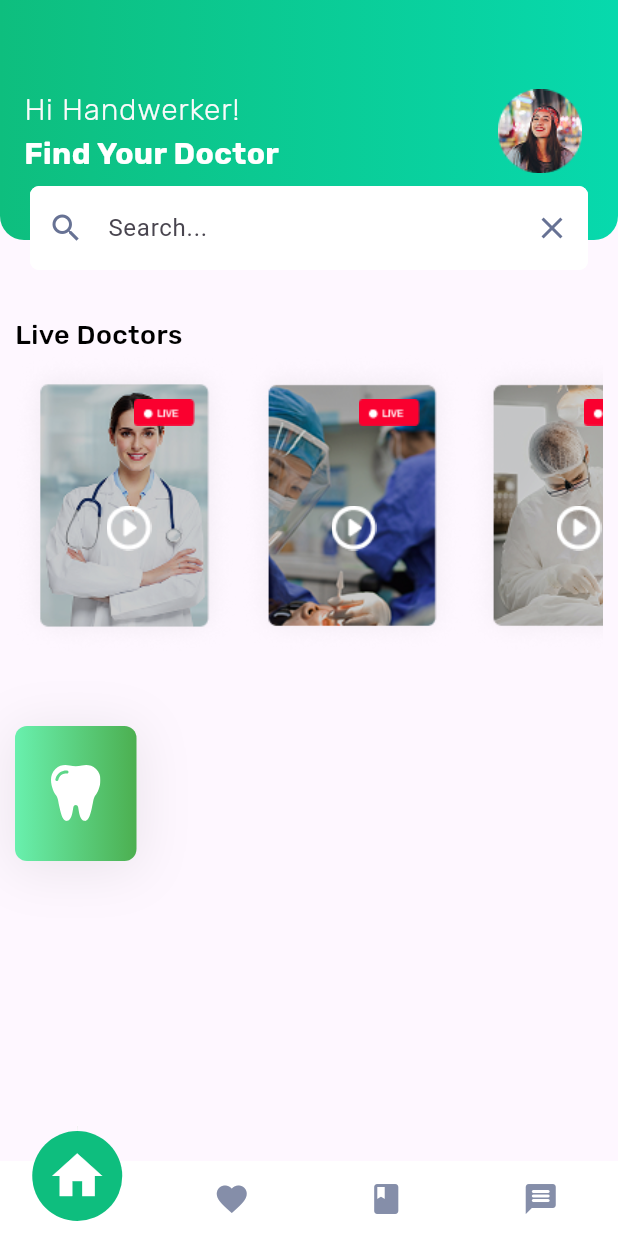
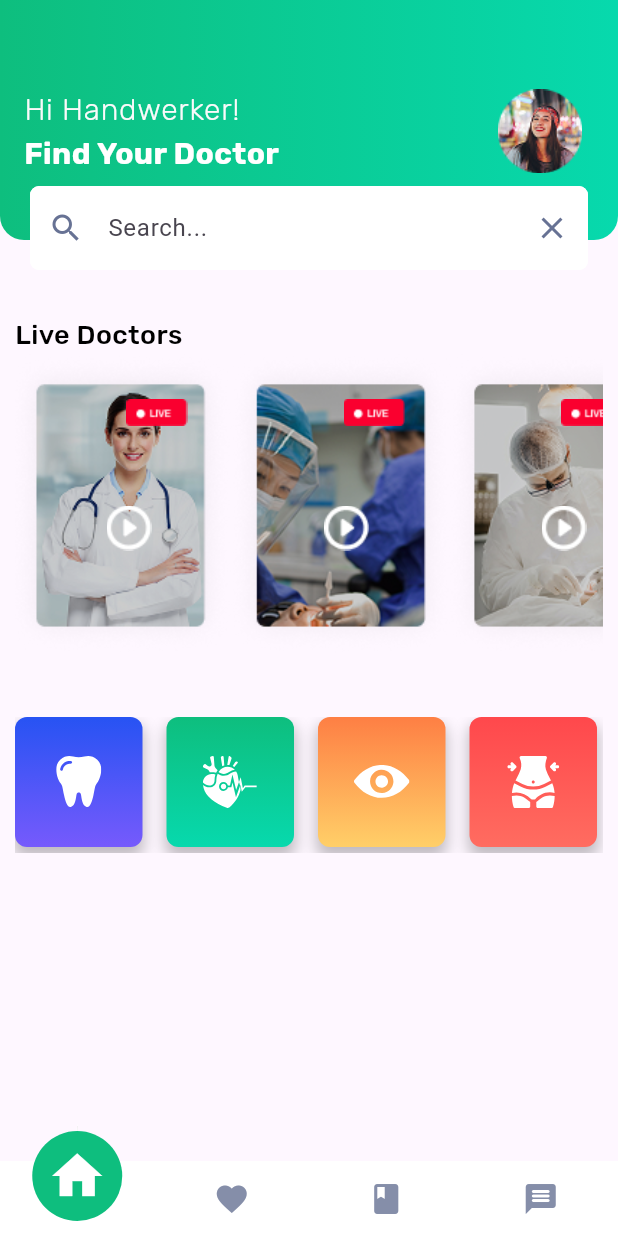
Before and after one commit to mano299/DoctorApp, a Flutter app: the HomeView screen opened directly, on a phone screen of 412 x 824 dp. Run offline on Flutter 3.47's test engine with Material 3 defaults, Android fonts, the phone set to English and light mode, and no system bars; drawn by our look-alikes of convex_bottom_bar; our stand-ins replace flutter_svg.

Commit message:
create illness item list view

```diff
--- a/lib/features/home/presentation/widgets/home_view_body.dart
+++ b/lib/features/home/presentation/widgets/home_view_body.dart
@@ -5,6 +5,7 @@ import 'package:flutter/material.dart';
 import 'custom_app_bar.dart';
 import 'custom_text_field.dart';
 import 'illness_item.dart';
+import 'illness_item_list_view.dart';
 import 'live_doctors_list_view.dart';
 
 class HomeViewBody extends StatelessWidget {
@@ -46,11 +47,11 @@ class HomeViewBody extends StatelessWidget {
                 style: AppStyles.styleMedium18.copyWith(color: Colors.black),
               ),
               LiveDoctorsListView(),
-              SizedBox(height: 48),
-              IllnessItem(
-                backgroundColors: [Colors.greenAccent, Colors.green],
-                icon: Assets.assetsImagesToothIcon,
-              ),
+              SizedBox(height: 42),
+              SizedBox(
+                height: MediaQuery.sizeOf(context).height * 0.11,
+                child: IllnessItemListView(),
+              )
             ],
           ),
         )
--- a/lib/features/home/presentation/widgets/illness_item.dart
+++ b/lib/features/home/presentation/widgets/illness_item.dart
@@ -9,15 +9,19 @@ class IllnessItem extends StatelessWidget {
   @override
   Widget build(BuildContext context) {
     return Container(
+      width: 85,
       decoration: BoxDecoration(
         borderRadius: BorderRadius.circular(8),
-        gradient: LinearGradient(colors: backgroundColors),
+        gradient: LinearGradient(
+            begin: Alignment.topCenter,
+            end: Alignment.bottomCenter,
+            colors: backgroundColors ?? [Colors.blue, Colors.blueAccent]),
         boxShadow: [
           BoxShadow(
-            color: Color(0x14000000),
-            blurRadius: 30,
-            offset: Offset(0, 4),
-            spreadRadius: 2,
+            color: Color(0x3F000000),
+            blurRadius: 8,
+            offset: Offset(0, 6),
+            spreadRadius: 1,
           )
         ],
       ),
--- /dev/null
+++ b/lib/features/home/presentation/widgets/illness_item_list_view.dart
@@ -0,0 +1,48 @@
+import 'package:doctor_app/core/utils/app_images.dart';
+import 'package:doctor_app/features/home/presentation/widgets/illness_item.dart';
+import 'package:flutter/material.dart';
+
+class IllnessItemListView extends StatelessWidget {
+  const IllnessItemListView({super.key});
+  final List<IllnessItem> items = const [
+    IllnessItem(
+      backgroundColors: [
+        Color(0xff2753F3),
+        Color(0xff765AFC),
+      ],
+      icon: Assets.assetsImagesToothIcon,
+    ),
+    IllnessItem(
+      backgroundColors: [
+        Color(0xff0EBE7E),
+        Color(0xff07D9AD),
+      ],
+      icon: Assets.assetsImagesHeartIcon,
+    ),
+    IllnessItem(
+      backgroundColors: [
+        Color(0xffFE7F44),
+        Color(0xffFFCF68),
+      ],
+      icon: Assets.assetsImagesEyeIcon,
+    ),
+    IllnessItem(
+      backgroundColors: [
+        Color(0xffFF484C),
+        Color(0xffFF6C60),
+      ],
+      icon: Assets.assetsImagesBodyIcon,
+    ),
+  ];
+  @override
+  Widget build(BuildContext context) {
+    return ListView.builder(
+      itemCount: items.length,
+      scrollDirection: Axis.horizontal,
+      itemBuilder: (context, index) => Padding(
+        padding: const EdgeInsets.only(right: 16.0, bottom: 4),
+        child: items[index],
+      ),
+    );
+  }
+}
--- a/lib/features/home/presentation/widgets/live_item.dart
+++ b/lib/features/home/presentation/widgets/live_item.dart
@@ -1,23 +1,25 @@
 import 'package:doctor_app/core/utils/app_images.dart';
 import 'package:flutter/material.dart';
-import 'package:flutter_svg/flutter_svg.dart';
-
 class LiveItem extends StatelessWidget {
   const LiveItem({super.key, required this.image});
   final String image;
   @override
   Widget build(BuildContext context) {
     return Container(
+      width: 145,
       decoration: BoxDecoration(
         borderRadius: BorderRadius.circular(6),
+        // color: Colors.black,
       ),
       child: SizedBox(
-        width: 150,
         height: 200,
         child: Stack(
           fit: StackFit.expand,
           children: [
-            Image.asset(image),
+            Image.asset(
+              image,
+              fit: BoxFit.cover,
+            ),
             Positioned(
               right: 30,
               top: 30,
```
